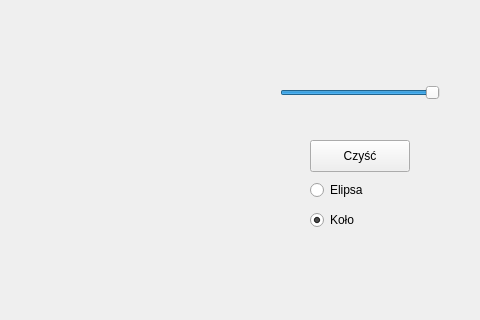
Before: the Qt Designer form Zajecia4-Okregi/mainwindow.ui in smpol/Podstawy-Grafiki-Komputerowej, drawn with Qt 5; both pictures show x 320 to 800 and y 0 to 320 of the 800 by 600 pixel window.
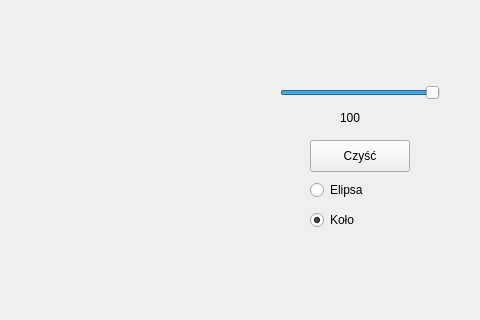
After: the same form once the commit is applied. Custom widgets are drawn as their Qt base class.

```diff
--- a/Zajecia4-Okregi/mainwindow.ui
+++ b/Zajecia4-Okregi/mainwindow.ui
@@ -97,6 +97,19 @@
      <bool>true</bool>
     </property>
    </widget>
+   <widget class="QLabel" name="wartosc">
+    <property name="geometry">
+     <rect>
+      <x>660</x>
+      <y>110</y>
+      <width>58</width>
+      <height>16</height>
+     </rect>
+    </property>
+    <property name="text">
+     <string>100</string>
+    </property>
+   </widget>
   </widget>
   <widget class="QMenuBar" name="menubar">
    <property name="geometry">
```
